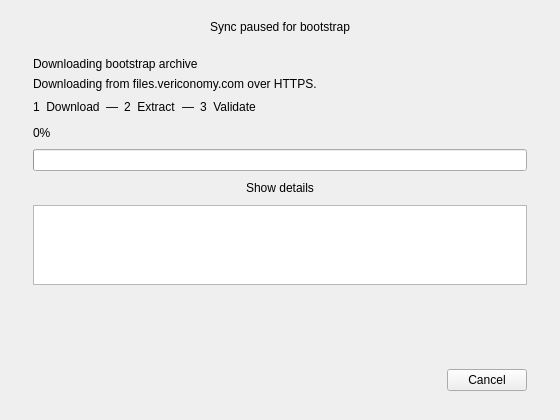
First picture: the form in src/qt/forms/bootstrapdialog.ui, repository jayhines91/vericoin, before the edit.
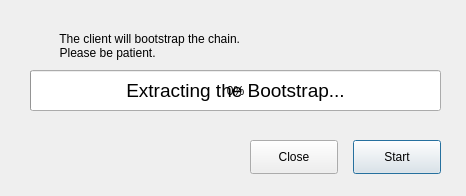
Second picture: the form after the edit. The open tabs and pages were chosen to show the change.

Commit message: Revert "Vericoin 2.2.5: Qt 5.15 build, bootstrap UI, IBD coinstake recovery, …"

The edit to the form file:
```diff
--- a/src/qt/forms/bootstrapdialog.ui
+++ b/src/qt/forms/bootstrapdialog.ui
@@ -6,475 +6,98 @@
    <rect>
     <x>0</x>
     <y>0</y>
-    <width>560</width>
-    <height>420</height>
+    <width>466</width>
+    <height>196</height>
    </rect>
   </property>
-  <property name="minimumSize">
-   <size>
-    <width>520</width>
-    <height>0</height>
-   </size>
-  </property>
   <property name="windowTitle">
    <string>Bootstrap Blockchain</string>
   </property>
-  <layout class="QVBoxLayout" name="mainLayout">
-   <property name="sizeConstraint">
-    <enum>QLayout::SetMinimumSize</enum>
+  <widget class="QLabel" name="label">
+   <property name="geometry">
+    <rect>
+     <x>33</x>
+     <y>20</y>
+     <width>411</width>
+     <height>51</height>
+    </rect>
    </property>
-   <property name="leftMargin">
-    <number>24</number>
+   <property name="text">
+    <string>
+        The client will bootstrap the chain.
+        Please be patient.
+    </string>
    </property>
-   <property name="topMargin">
-    <number>20</number>
+  </widget>
+  <widget class="QProgressBar" name="progressBar">
+   <property name="geometry">
+    <rect>
+     <x>30</x>
+     <y>70</y>
+     <width>411</width>
+     <height>41</height>
+    </rect>
    </property>
-   <property name="rightMargin">
-    <number>24</number>
+   <property name="value">
+    <number>0</number>
    </property>
-   <property name="bottomMargin">
-    <number>20</number>
+   <property name="textVisible">
+    <bool>true</bool>
    </property>
-   <property name="spacing">
-    <number>14</number>
+   <property name="invertedAppearance">
+    <bool>false</bool>
    </property>
-   <item>
-    <widget class="QLabel" name="networkPausedBadge">
-     <property name="text">
-      <string>Sync paused for bootstrap</string>
-     </property>
-     <property name="alignment">
-      <set>Qt::AlignCenter</set>
-     </property>
-     <property name="visible">
-      <bool>false</bool>
-     </property>
-    </widget>
-   </item>
-   <item>
-    <widget class="QStackedWidget" name="stackedWidget">
-     <property name="currentIndex">
-      <number>0</number>
-     </property>
-     <widget class="QWidget" name="pageIdle">
-      <layout class="QVBoxLayout" name="idleLayout">
-       <item>
-        <widget class="QLabel" name="idleTitle">
-         <property name="text">
-          <string>Speed up blockchain sync</string>
-         </property>
-         <property name="wordWrap">
-          <bool>true</bool>
-         </property>
-        </widget>
-       </item>
-       <item>
-        <widget class="QLabel" name="idleBody">
-         <property name="text">
-          <string>Download a recent blockchain snapshot from Vericonomy servers instead of syncing the entire chain from the network.
-
-Network sync will pause during download and extract. Vericoin will shut down when the archive is ready and must be restarted manually. A wallet rescan may run on the next launch.</string>
-         </property>
-         <property name="wordWrap">
-          <bool>true</bool>
-         </property>
-        </widget>
-       </item>
-       <item>
-        <widget class="QLabel" name="idlePartialNote">
-         <property name="text">
-          <string/>
-         </property>
-         <property name="wordWrap">
-          <bool>true</bool>
-         </property>
-         <property name="visible">
-          <bool>false</bool>
-         </property>
-        </widget>
-       </item>
-       <item>
-        <spacer name="idleSpacer">
-         <property name="orientation">
-          <enum>Qt::Vertical</enum>
-         </property>
-         <property name="sizeHint" stdset="0">
-          <size>
-           <width>20</width>
-           <height>20</height>
-          </size>
-         </property>
-        </spacer>
-       </item>
-       <item>
-        <layout class="QHBoxLayout" name="idleButtonLayout">
-         <item>
-          <spacer name="idleButtonSpacer">
-           <property name="orientation">
-            <enum>Qt::Horizontal</enum>
-           </property>
-           <property name="sizeHint" stdset="0">
-            <size>
-             <width>40</width>
-             <height>20</height>
-            </size>
-           </property>
-          </spacer>
-         </item>
-         <item>
-          <widget class="QPushButton" name="closeButton">
-           <property name="text">
-            <string>Sync from network</string>
-           </property>
-          </widget>
-         </item>
-         <item>
-          <widget class="QPushButton" name="startButton">
-           <property name="text">
-            <string>Download bootstrap</string>
-           </property>
-          </widget>
-         </item>
-        </layout>
-       </item>
-      </layout>
-     </widget>
-     <widget class="QWidget" name="pageProgress">
-      <layout class="QVBoxLayout" name="progressLayout">
-       <item>
-        <widget class="QLabel" name="progressTitle">
-         <property name="text">
-          <string>Downloading bootstrap archive</string>
-         </property>
-         <property name="wordWrap">
-          <bool>true</bool>
-         </property>
-        </widget>
-       </item>
-       <item>
-        <widget class="QLabel" name="progressSubtitle">
-         <property name="text">
-          <string>Downloading from files.vericonomy.com over HTTPS.</string>
-         </property>
-         <property name="wordWrap">
-          <bool>true</bool>
-         </property>
-        </widget>
-       </item>
-       <item>
-        <layout class="QHBoxLayout" name="stepperLayout">
-         <item>
-          <widget class="QLabel" name="stepDownload">
-           <property name="text">
-            <string>1  Download</string>
-           </property>
-          </widget>
-         </item>
-         <item>
-          <widget class="QLabel" name="stepSep1">
-           <property name="text">
-            <string>—</string>
-           </property>
-          </widget>
-         </item>
-         <item>
-          <widget class="QLabel" name="stepExtract">
-           <property name="text">
-            <string>2  Extract</string>
-           </property>
-          </widget>
-         </item>
-         <item>
-          <widget class="QLabel" name="stepSep2">
-           <property name="text">
-            <string>—</string>
-           </property>
-          </widget>
-         </item>
-         <item>
-          <widget class="QLabel" name="stepValidate">
-           <property name="text">
-            <string>3  Validate</string>
-           </property>
-          </widget>
-         </item>
-         <item>
-          <spacer name="stepperSpacer">
-           <property name="orientation">
-            <enum>Qt::Horizontal</enum>
-           </property>
-           <property name="sizeHint" stdset="0">
-            <size>
-             <width>40</width>
-             <height>20</height>
-            </size>
-           </property>
-          </spacer>
-         </item>
-        </layout>
-       </item>
-       <item>
-        <layout class="QHBoxLayout" name="percentLayout">
-         <item>
-          <widget class="QLabel" name="percentLabel">
-           <property name="text">
-            <string>0%</string>
-           </property>
-          </widget>
-         </item>
-         <item>
-          <widget class="QLabel" name="sizeLabel">
-           <property name="text">
-            <string/>
-           </property>
-          </widget>
-         </item>
-         <item>
-          <spacer name="percentSpacer">
-           <property name="orientation">
-            <enum>Qt::Horizontal</enum>
-           </property>
-           <property name="sizeHint" stdset="0">
-            <size>
-             <width>40</width>
-             <height>20</height>
-            </size>
-           </property>
-          </spacer>
-         </item>
-        </layout>
-       </item>
-       <item>
-        <widget class="QProgressBar" name="progressBar">
-         <property name="value">
-          <number>0</number>
-         </property>
-         <property name="textVisible">
-          <bool>false</bool>
-         </property>
-        </widget>
-       </item>
-       <item>
-        <widget class="QPushButton" name="showDetailsButton">
-         <property name="text">
-          <string>Show details</string>
-         </property>
-         <property name="flat">
-          <bool>true</bool>
-         </property>
-        </widget>
-       </item>
-       <item>
-        <widget class="QPlainTextEdit" name="detailsText">
-         <property name="maximumSize">
-          <size>
-           <width>16777215</width>
-           <height>80</height>
-          </size>
-         </property>
-         <property name="readOnly">
-          <bool>true</bool>
-         </property>
-         <property name="visible">
-          <bool>false</bool>
-         </property>
-        </widget>
-       </item>
-       <item>
-        <spacer name="progressSpacer">
-         <property name="orientation">
-          <enum>Qt::Vertical</enum>
-         </property>
-         <property name="sizeHint" stdset="0">
-          <size>
-           <width>20</width>
-           <height>10</height>
-          </size>
-         </property>
-        </spacer>
-       </item>
-       <item>
-        <layout class="QHBoxLayout" name="progressButtonLayout">
-         <item>
-          <spacer name="progressButtonSpacer">
-           <property name="orientation">
-            <enum>Qt::Horizontal</enum>
-           </property>
-           <property name="sizeHint" stdset="0">
-            <size>
-             <width>40</width>
-             <height>20</height>
-            </size>
-           </property>
-          </spacer>
-         </item>
-         <item>
-          <widget class="QPushButton" name="cancelDownloadButton">
-           <property name="text">
-            <string>Cancel</string>
-           </property>
-          </widget>
-         </item>
-        </layout>
-       </item>
-      </layout>
-     </widget>
-     <widget class="QWidget" name="pageInterrupted">
-      <layout class="QVBoxLayout" name="interruptedLayout">
-       <item>
-        <widget class="QLabel" name="interruptedTitle">
-         <property name="text">
-          <string>Download interrupted</string>
-         </property>
-         <property name="wordWrap">
-          <bool>true</bool>
-         </property>
-        </widget>
-       </item>
-       <item>
-        <widget class="QLabel" name="interruptedBody">
-         <property name="text">
-          <string>The wallet kept the partial archive and can resume from the last byte.</string>
-         </property>
-         <property name="wordWrap">
-          <bool>true</bool>
-         </property>
-        </widget>
-       </item>
-       <item>
-        <widget class="QFrame" name="interruptedDetailFrame">
-         <property name="frameShape">
-          <enum>QFrame::StyledPanel</enum>
-         </property>
-         <layout class="QVBoxLayout" name="interruptedDetailLayout">
-          <item>
-           <widget class="QLabel" name="interruptedDetailLabel">
-            <property name="text">
-             <string>Connection lost while downloading</string>
-            </property>
-            <property name="wordWrap">
-             <bool>true</bool>
-            </property>
-           </widget>
-          </item>
-          <item>
-           <widget class="QLabel" name="interruptedUrlLabel">
-            <property name="text">
-             <string/>
-            </property>
-            <property name="wordWrap">
-             <bool>true</bool>
-            </property>
-            <property name="textInteractionFlags">
-             <set>Qt::TextSelectableByMouse</set>
-            </property>
-           </widget>
-          </item>
-          <item>
-           <widget class="QLabel" name="interruptedProgressLabel">
-            <property name="text">
-             <string/>
-            </property>
-            <property name="wordWrap">
-             <bool>true</bool>
-            </property>
-           </widget>
-          </item>
-         </layout>
-        </widget>
-       </item>
-       <item>
-        <widget class="QProgressBar" name="interruptedProgressBar">
-         <property name="value">
-          <number>0</number>
-         </property>
-         <property name="textVisible">
-          <bool>false</bool>
-         </property>
-        </widget>
-       </item>
-       <item>
-        <widget class="QLabel" name="interruptedTip">
-         <property name="text">
-          <string>Tip: Retry uses the same destination and resumes from the saved partial download.</string>
-         </property>
-         <property name="wordWrap">
-          <bool>true</bool>
-         </property>
-        </widget>
-       </item>
-       <item>
-        <widget class="QPlainTextEdit" name="interruptedDetailsText">
-         <property name="maximumSize">
-          <size>
-           <width>16777215</width>
-           <height>80</height>
-          </size>
-         </property>
-         <property name="readOnly">
-          <bool>true</bool>
-         </property>
-         <property name="visible">
-          <bool>false</bool>
-         </property>
-        </widget>
-       </item>
-       <item>
-        <spacer name="interruptedSpacer">
-         <property name="orientation">
-          <enum>Qt::Vertical</enum>
-         </property>
-         <property name="sizeHint" stdset="0">
-          <size>
-           <width>20</width>
-           <height>10</height>
-          </size>
-         </property>
-        </spacer>
-       </item>
-       <item>
-        <layout class="QHBoxLayout" name="interruptedButtonLayout">
-         <item>
-          <spacer name="interruptedButtonSpacer">
-           <property name="orientation">
-            <enum>Qt::Horizontal</enum>
-           </property>
-           <property name="sizeHint" stdset="0">
-            <size>
-             <width>40</width>
-             <height>20</height>
-            </size>
-           </property>
-          </spacer>
-         </item>
-         <item>
-          <widget class="QPushButton" name="interruptedCancelButton">
-           <property name="text">
-            <string>Cancel</string>
-           </property>
-          </widget>
-         </item>
-         <item>
-          <widget class="QPushButton" name="interruptedDetailsButton">
-           <property name="text">
-            <string>Details</string>
-           </property>
-          </widget>
-         </item>
-         <item>
-          <widget class="QPushButton" name="interruptedRetryButton">
-           <property name="text">
-            <string>Retry</string>
-           </property>
-          </widget>
-         </item>
-        </layout>
-       </item>
-      </layout>
-     </widget>
-    </widget>
-   </item>
-  </layout>
+  </widget>
+  <widget class="QPushButton" name="startButton">
+   <property name="geometry">
+    <rect>
+     <x>353</x>
+     <y>140</y>
+     <width>88</width>
+     <height>34</height>
+    </rect>
+   </property>
+   <property name="text">
+    <string>Start</string>
+   </property>
+  </widget>
+  <widget class="QPushButton" name="closeButton">
+   <property name="geometry">
+    <rect>
+     <x>250</x>
+     <y>140</y>
+     <width>88</width>
+     <height>34</height>
+    </rect>
+   </property>
+   <property name="text">
+    <string>Close</string>
+   </property>
+  </widget>
+  <widget class="QLabel" name="unzip">
+   <property name="geometry">
+    <rect>
+     <x>30</x>
+     <y>70</y>
+     <width>411</width>
+     <height>41</height>
+    </rect>
+   </property>
+   <property name="font">
+    <font>
+     <pointsize>14</pointsize>
+    </font>
+   </property>
+   <property name="visible">
+    <bool>false</bool>
+   </property>
+   <property name="text">
+    <string>Extracting the Bootstrap...</string>
+   </property>
+   <property name="alignment">
+    <set>Qt::AlignCenter</set>
+   </property>
+  </widget>
  </widget>
  <resources/>
  <connections/>
```
Left out of the diff: 2 changed lines with no effect on the pictures. The commit also changes 140 other files.
